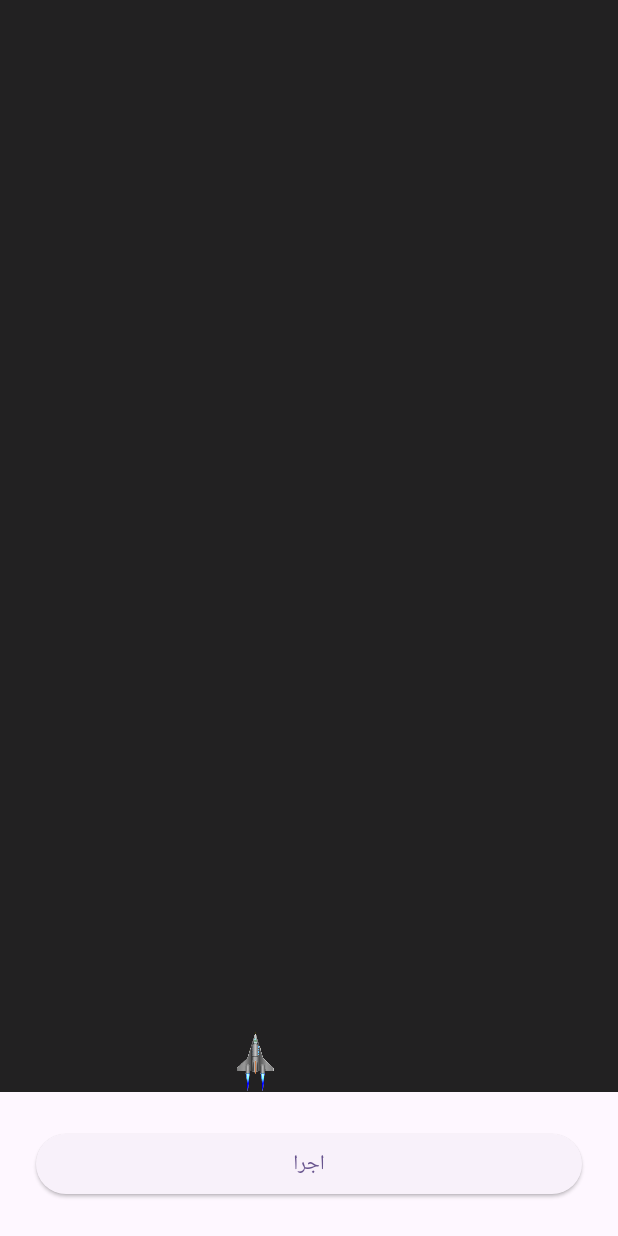
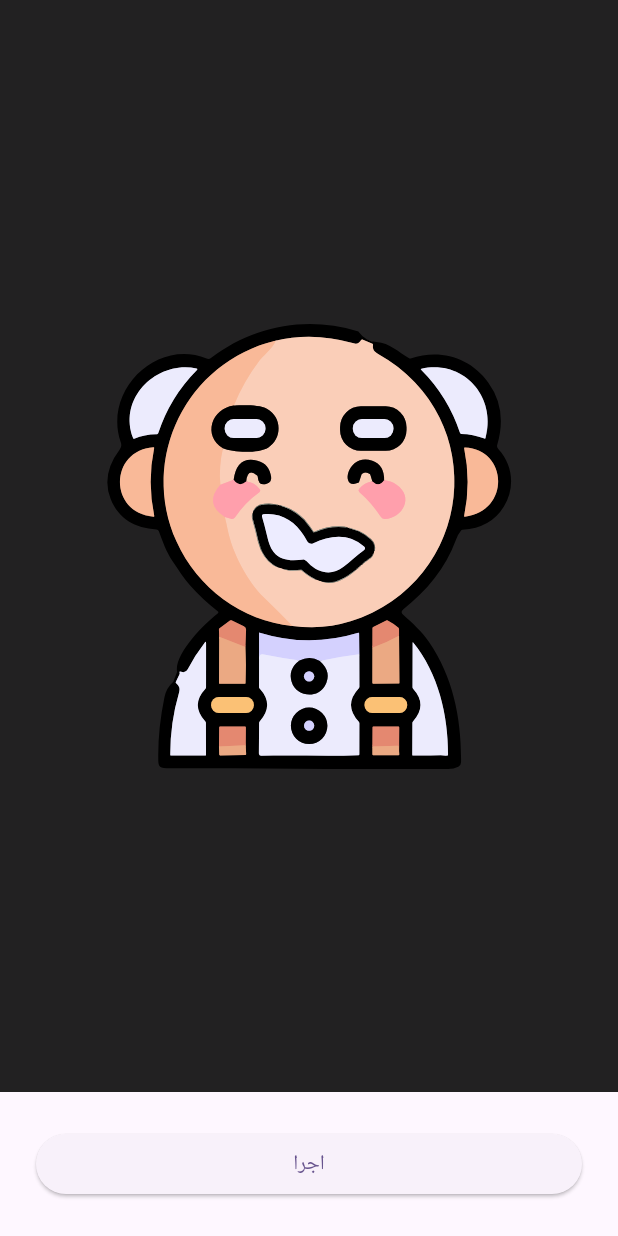
Before and after one commit to SayyehBan/flutter_animation, a Flutter app: the screen it shows after launch, after a tap on "اجرا", on a phone screen of 412 x 824 dp. Run offline on Flutter 3.47's test engine with Material 2 defaults, Android fonts, the phone set to English and light mode, and no system bars; our stand-ins replace flutter_svg.

Commit message:
AnimationOfRotating سیبیل بابات میچرخه

```diff
--- /dev/null
+++ b/lib/animationOfRotating.dart
@@ -0,0 +1,48 @@
+// ignore_for_file: file_names
+
+import 'package:flutter/material.dart';
+import 'package:flutter_animation/gen/assets.gen.dart';
+import 'package:flutter_svg/flutter_svg.dart';
+
+class AnimationOfRotating extends StatefulWidget {
+  const AnimationOfRotating({super.key});
+
+  @override
+  State<AnimationOfRotating> createState() => _AnimationOfRotatingState();
+}
+
+class _AnimationOfRotatingState extends State<AnimationOfRotating> {
+  double turns = 1;
+  @override
+  Widget build(BuildContext context) {
+    return Scaffold(
+      bottomNavigationBar: Padding(
+        padding: const EdgeInsets.all(24),
+        child: ElevatedButton(
+            onPressed: () {
+              setState(() {
+                turns = turns == 1 ? 2 : 1;
+              });
+            },
+            child: const Text('اجرا')),
+      ),
+      body: Stack(alignment: Alignment.center, children: [
+        Container(
+          color: Colors.black87,
+        ),
+        SvgPicture.asset(
+          Assets.images.men,
+          height: 300,
+        ),
+        AnimatedRotation(
+          duration: const Duration(seconds: 2),
+          turns: turns,
+          child: SvgPicture.asset(
+            Assets.images.sibil,
+            height: 40,
+          ),
+        ),
+      ]),
+    );
+  }
+}
--- a/lib/gen/assets.gen.dart
+++ b/lib/gen/assets.gen.dart
@@ -12,12 +12,18 @@ import 'package:flutter/widgets.dart';
 class $AssetsImagesGen {
   const $AssetsImagesGen();
 
+  /// File path: assets/images/Sibil.svg
+  String get sibil => 'assets/images/Sibil.svg';
+
+  /// File path: assets/images/men.svg
+  String get men => 'assets/images/men.svg';
+
   /// File path: assets/images/spaceship.png
   AssetGenImage get spaceship =>
       const AssetGenImage('assets/images/spaceship.png');
 
   /// List of all assets
-  List<AssetGenImage> get values => [spaceship];
+  List<dynamic> get values => [sibil, men, spaceship];
 }
 
 class Assets {
--- a/lib/main.dart
+++ b/lib/main.dart
@@ -1,5 +1,5 @@
 import 'package:flutter/material.dart';
-import 'package:flutter_animation/moveInDifferentDirections.dart';
+import 'package:flutter_animation/animationOfRotating.dart';
 
 void main() {
   runApp(const MyApp());
@@ -18,7 +18,7 @@ class MyApp extends StatelessWidget {
         colorScheme: ColorScheme.fromSeed(seedColor: Colors.deepPurple),
         useMaterial3: true,
       ),
-      home: const MoveInDifferentDirections(),
+      home: const AnimationOfRotating(),
     );
   }
 }
--- a/pubspec.yaml
+++ b/pubspec.yaml
@@ -35,6 +35,7 @@ dependencies:
   # The following adds the Cupertino Icons font to your application.
   # Use with the CupertinoIcons class for iOS style icons.
   cupertino_icons: ^1.0.2
+  flutter_svg: ^2.0.6
 
 dev_dependencies:
   flutter_test:
```
Also changed, not shown: assets/images/Sibil.svg (added), assets/images/men.svg (added), pubspec.lock.
